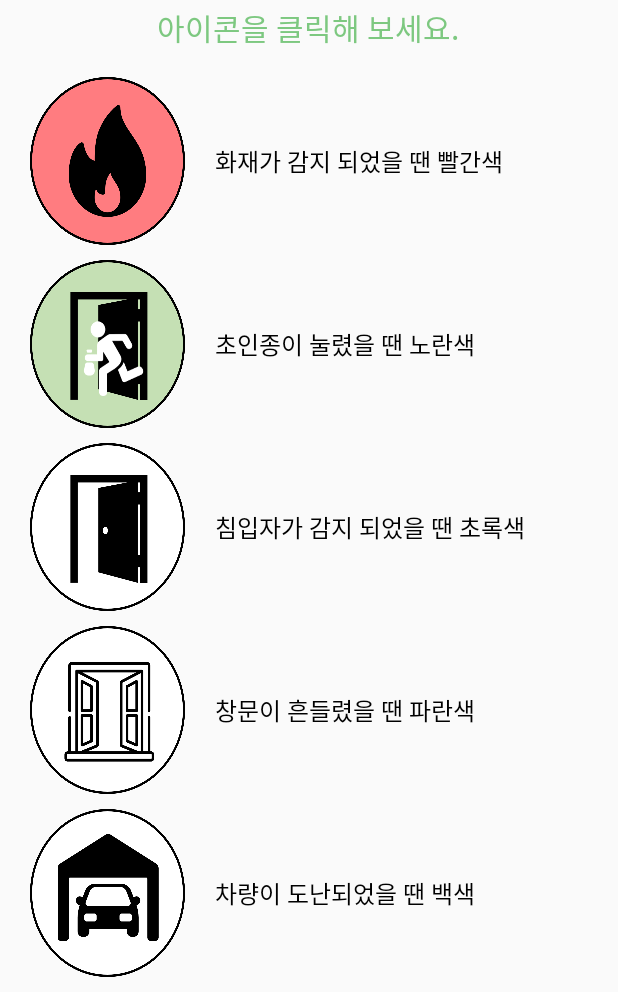
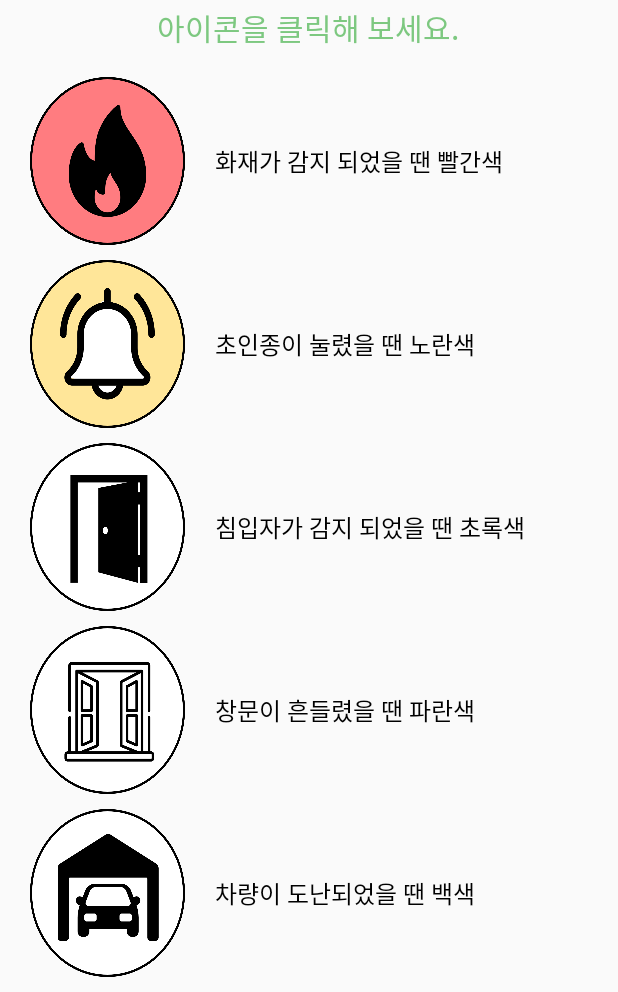
Before and after one commit to chae001122/SIGHOME, an Android app: the ExplainActivity screen opened directly, with no data from a screen before it, after a tap on an icon or button, on a phone screen of 412 x 824 dp, the part 244-1236 px from its top. Run offline under Robolectric (Android 15) with nearby library versions, the phone set to English and light mode, and no system bars; 1 other tap on this screen came first.

Commit message:
1차 최종 v1.0

```diff
--- a/app/src/main/java/com/example/sighome/ExplainActivity.java
+++ b/app/src/main/java/com/example/sighome/ExplainActivity.java
@@ -24,8 +24,8 @@
         setContentView(R.layout.activity_explain);
 
         ImageButton fireBtn = findViewById(R.id.fire_demode);
-        ImageButton doorBtn = findViewById(R.id.bell_demode);
-        ImageButton bellBtn = findViewById(R.id.enter_demode);
+        ImageButton doorBtn = findViewById(R.id.enter_demode);
+        ImageButton bellBtn = findViewById(R.id.bell_demode);
         ImageButton windowBtn = findViewById(R.id.window_demode);
         ImageButton garageBtn = findViewById(R.id.garage_demode);
 
--- a/app/src/main/java/com/example/sighome/PopUpActivity.java
+++ b/app/src/main/java/com/example/sighome/PopUpActivity.java
@@ -64,7 +64,6 @@
             Log.i("bell","ringing bell");
         }
         notice.setText(notice_data);
-        notice.setBackgroundResource(R.color.alarm_on_mode);
         Log.i("notice",notice_data);
         checkBtn.setOnClickListener(new View.OnClickListener() {
             @Override
--- a/app/src/main/res/layout/activity_main.xml
+++ b/app/src/main/res/layout/activity_main.xml
@@ -63,7 +63,7 @@
             <Space
                 android:layout_width="0dp"
                 android:layout_height="match_parent"
-                android:layout_weight="3"/>
+                android:layout_weight="1"/>
             <TextView
                 android:id="@+id/username_tv"
                 android:layout_width="0dp"
@@ -78,7 +78,7 @@
             <Space
                 android:layout_width="0dp"
                 android:layout_height="match_parent"
-                android:layout_weight="3"/>
+                android:layout_weight="1"/>
 
         </LinearLayout>
         <Space
--- a/app/src/main/res/layout/activity_popup.xml
+++ b/app/src/main/res/layout/activity_popup.xml
@@ -29,13 +29,13 @@
     <LinearLayout
         android:layout_width="match_parent"
         android:layout_height="wrap_content"
-        android:background="@color/white"
+        android:background="@color/alarm_on_mode"
         android:orientation="vertical"
         android:padding="24dp">
 
         <TextView
             android:id="@+id/noticeText"
-            android:background="@color/white"
+            android:background="@color/alarm_on_mode"
             android:layout_width="match_parent"
             android:layout_height="wrap_content"
             android:layout_marginBottom="2dp"
@@ -55,7 +55,7 @@
             android:layout_width="0dp"
             android:layout_height="50dp"
             android:layout_weight="10"
-            android:background="@color/alarm_on_mode"
+            android:background="@color/turn_off_btn"
             android:fontFamily="@font/custom_font_family"
             android:text="확인"
             android:textStyle="bold"
```
Also changed, not shown: app/src/main/java/com/example/sighome/Register1Activity.java (+4 -5 lines).
